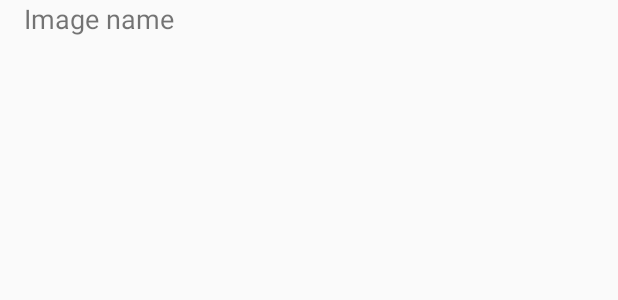
After one commit to soccerdroid/shrimps_app, an Android app: the layout filename_layout.xml on its own in the app's theme, with its tools: preview values and no code run, on a phone screen of 412 x 824 dp. The commit adds this screen. Shown: the top 300 px of the screen. Run offline under Robolectric (Android 15) with nearby library versions, the phone set to English and light mode, and no system bars.

Commit message:
listing filenames, missing testing

```diff
--- /dev/null
+++ b/app/src/main/res/layout/filename_layout.xml
@@ -0,0 +1,15 @@
+<?xml version="1.0" encoding="utf-8"?>
+<RelativeLayout xmlns:android="http://schemas.android.com/apk/res/android"
+    android:layout_width="match_parent"
+    android:layout_height="match_parent"
+    android:paddingLeft="16dp"
+    android:paddingRight="16dp" >
+
+    <TextView
+    android:id="@+id/img_name"
+    android:layout_width="match_parent"
+    android:layout_height="wrap_content"
+    android:layout_marginBottom="10dp"
+    android:text="@string/image_name"
+    android:textSize="18sp" />
+</RelativeLayout>
```
Also changed, not shown: app/src/main/java/com/example/belen/shrimps/MainActivity.java (+19 -27 lines), app/src/main/java/com/example/belen/shrimps/Thumbnail.java (+26 -1 lines).
